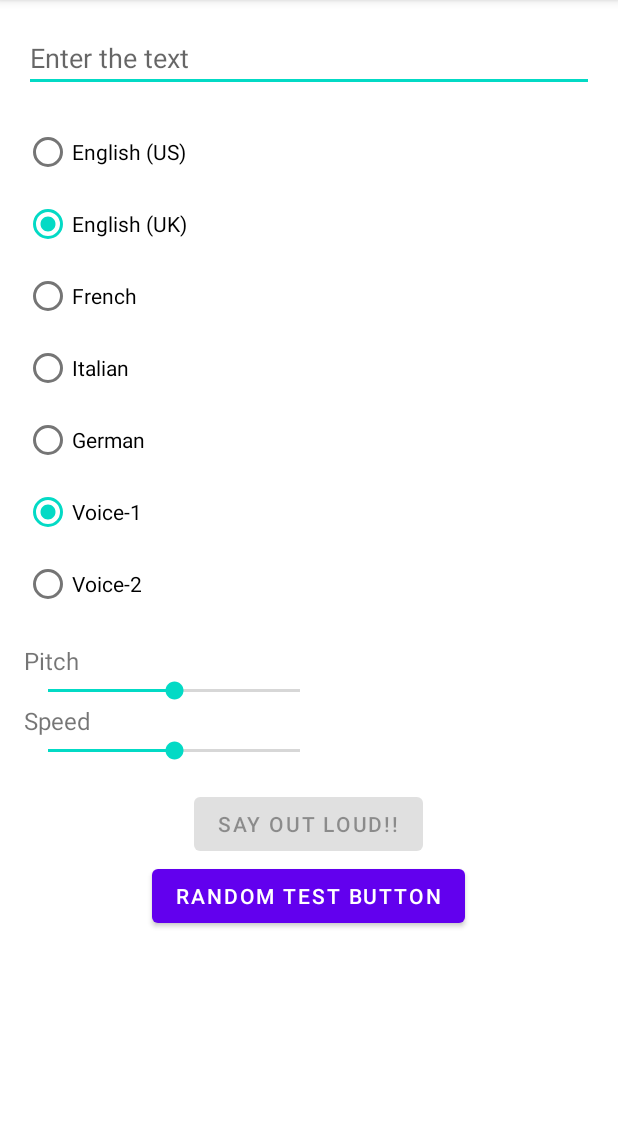
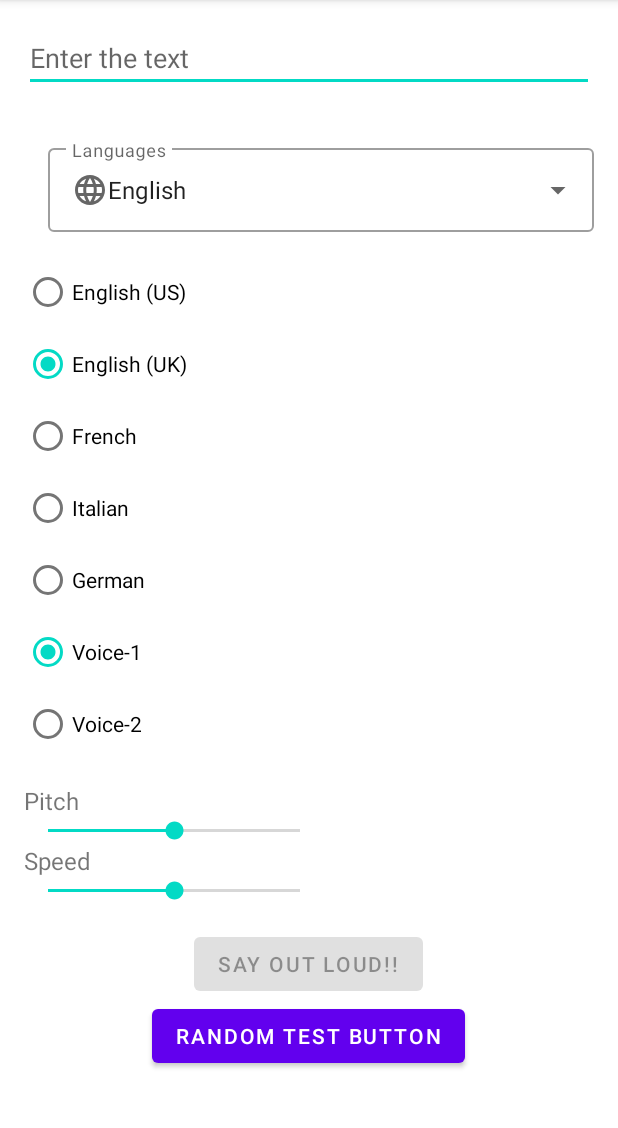
Before and after one commit to ilkayalbayrak/SPR_Project, an Android app: the screen it shows after launch (MainActivity), on a phone screen of 412 x 824 dp, the part 84-1212 px from its top. Run offline under Robolectric (Android 15) with nearby library versions, the phone set to English and light mode, and no system bars.

Commit message:
Added dropdown menu for languages

```diff
--- a/app/src/main/java/com/example/text2speechproject/MainActivity.java
+++ b/app/src/main/java/com/example/text2speechproject/MainActivity.java
@@ -1,11 +1,6 @@
 package com.example.text2speechproject;
 
-import android.annotation.TargetApi;
-import android.app.Activity;
-import android.content.Context;
 import android.content.Intent;
-import android.content.pm.PackageManager;
-import android.media.AudioAttributes;
 import android.media.AudioManager;
 import android.os.Build;
 import android.os.Bundle;
@@ -14,20 +9,24 @@ import android.speech.tts.UtteranceProgressListener;
 import android.speech.tts.Voice;
 import android.util.Log;
 import android.view.View;
+import android.widget.AdapterView;
+import android.widget.ArrayAdapter;
+import android.widget.AutoCompleteTextView;
 import android.widget.Button;
 import android.widget.EditText;
 import android.widget.RadioButton;
 import android.widget.RadioGroup;
 import android.widget.SeekBar;
+import android.widget.Spinner;
 import android.widget.Toast;
 
-import androidx.annotation.Nullable;
 import androidx.annotation.RequiresApi;
 import androidx.appcompat.app.AppCompatActivity;
 
 import java.util.ArrayList;
 import java.util.HashMap;
 import java.util.HashSet;
+import java.util.LinkedHashMap;
 import java.util.List;
 import java.util.Locale;
 import java.util.Objects;
@@ -43,8 +42,10 @@ public class MainActivity extends AppCompatActivity implements TextToSpeech.OnIn
     private SeekBar mSeekBarSpeed;
     private Button mButtonSpeak;
     private Button mButtonRandom;
-    private RadioGroup mRadioGroup_languages;
-    private RadioGroup mRadioGroup_voices;
+    private RadioGroup mRadioGroupLanguages;
+    private RadioGroup mRadioGroupVoices;
+    private Spinner mSpinnerLanguages, mSpinnerVoices;
+    private AutoCompleteTextView mAutoCompleteLanguages, mDropdownVoices;
     private RadioButton mRadio_fr;
     private RadioButton mRadio_en;
 
@@ -59,6 +60,9 @@ public class MainActivity extends AppCompatActivity implements TextToSpeech.OnIn
 
     private final int ttsInstalled = 0;
 
+    private String currentLanguage = "English-US";
+//    private String currentLanguage;
+
     @Override
     protected void onCreate(Bundle savedInstanceState) {
         super.onCreate(savedInstanceState);
@@ -69,16 +73,30 @@ public class MainActivity extends AppCompatActivity implements TextToSpeech.OnIn
         mEditText = findViewById(R.id.input_text);
         mSeekBarPitch = findViewById(R.id.seek_bar_pitch);
         mSeekBarSpeed = findViewById(R.id.seek_bar_speed);
-        mRadioGroup_languages = findViewById(R.id.radioGroup_languages);
-        mRadioGroup_voices = findViewById(R.id.radioGroup_voices);
+        mRadioGroupLanguages = findViewById(R.id.radioGroup_languages);
+        mRadioGroupVoices = findViewById(R.id.radioGroup_voices);
+//        mSpinnerLanguages = findViewById(R.id.spinner_languages);
+//        mSpinnerVoices = findViewById(R.id.spinner_voices);
+        mAutoCompleteLanguages = findViewById(R.id.autoComplete_languages);
         mRadio_fr = findViewById(R.id.radio_fr);
         mRadio_en = findViewById(R.id.radio_en_us);
+        mButtonRandom.setOnClickListener(v -> {
+            for (String info : returnMapForVoice(mTts.getVoice()).values()){
+                Log.e("VOICE_INFO", info);
+            }
 
+            String [] languageList = getResources().getStringArray(R.array.array_languages);
+            ArrayAdapter<CharSequence> adapterLanguage = ArrayAdapter.createFromResource(this,R.array.array_languages,R.layout.dropdown_item);
+//        ArrayAdapter<String> adapterLanguage = new ArrayAdapter<String>(this,R.layout.dropdown_item, languageList);
+            mAutoCompleteLanguages.setAdapter(adapterLanguage);
+            mAutoCompleteLanguages.setOnItemClickListener((parent, view, position, id) -> {
+                currentLanguage = parent.getItemAtPosition(position).toString();
+                Log.e("ITEM_SELECTION", "ITEM NAME: "+ currentLanguage);
+            });
+        });
+        mRadioGroupLanguages.setOnCheckedChangeListener((group, checkedId) -> setTTSLanguage());
+        mRadioGroupVoices.setOnCheckedChangeListener((group, checkedId) -> setTTSVoice(this.getUserSelectedLanguageV2(currentLanguage)));
         mButtonSpeak.setOnClickListener(v -> speak());
-        mRadioGroup_languages.setOnCheckedChangeListener((group, checkedId) -> setTTSLanguage());
-        mRadioGroup_voices.setOnCheckedChangeListener((group, checkedId) -> setTTSVoice(this.getUserSelectedLanguage()));
-        mButtonRandom.setOnClickListener(v -> printOutSupportedVoices());
-
 
 
 
@@ -180,6 +198,30 @@ public class MainActivity extends AppCompatActivity implements TextToSpeech.OnIn
     }
 
 
+//    private void addItemsToSpinnerLanguage(){
+//        List<String> languageList = new ArrayList<>();
+//        languageList.add("English-US");
+//        languageList.add("English-UK");
+//        languageList.add("Italian");
+//        languageList.add("German");
+//        languageList.add("French");
+//
+//        ArrayAdapter<String> dataAdapter = new ArrayAdapter<String>(this, R.layout.support_simple_spinner_dropdown_item);
+//    }
+
+    private LinkedHashMap<String,String> returnMapForVoice(Voice voice){
+        LinkedHashMap<String,String> voiceData = new LinkedHashMap<>();
+        voiceData.put("voiceName", voice.getName());
+        voiceData.put("languageName", voice.getLocale().getDisplayLanguage());
+        voiceData.put("languageCode", voice.getLocale().getISO3Language());
+        voiceData.put("languageString", voice.getLocale().toString());
+        voiceData.put("countryName", voice.getLocale().getDisplayCountry());
+        voiceData.put("countryCode", voice.getLocale().getISO3Country());
+
+        return voiceData;
+    }
+
+
     private void printOutSupportedLanguages(){
         // Supported languages
         Set<Locale> supportedLanguages = mTts.getAvailableLanguages();
@@ -211,25 +253,49 @@ public class MainActivity extends AppCompatActivity implements TextToSpeech.OnIn
     * Gets the locale selection from the radio buttons
     * then this selection is used for determining the synthesis language
     * */
-    private Locale getUserSelectedLanguage(){
-        int checkedRadioId = this.mRadioGroup_languages.getCheckedRadioButtonId();
-        if (checkedRadioId == R.id.radio_en_us){
+//    private Locale getUserSelectedLanguage(){
+//        int checkedRadioId = this.mRadioGroupLanguages.getCheckedRadioButtonId();
+//        if (checkedRadioId == R.id.radio_en_us){
+//            return Locale.US;
+//        }else if(checkedRadioId == R.id.radio_en_uk){
+//            return Locale.UK;
+//        }else if(checkedRadioId == R.id.radio_fr){
+//            return Locale.FRENCH;
+//        }else if(checkedRadioId == R.id.radio_it){
+//            return Locale.ITALIAN;
+//        }else if(checkedRadioId == R.id.radio_de) {
+//            return Locale.GERMAN;
+//        }
+//        return null;
+//    }
+
+    private Locale getUserSelectedLanguageV2(String language){
+        if (language != null){
+            switch (language) {
+                case "English-US":
                     return Locale.US;
-        }else if(checkedRadioId == R.id.radio_en_uk){
+                case "English-UK":
                     return Locale.UK;
-        }else if(checkedRadioId == R.id.radio_fr){
+                case "French":
                     return Locale.FRENCH;
-        }else if(checkedRadioId == R.id.radio_it){
+                case "Italian":
                     return Locale.ITALIAN;
-        }else if(checkedRadioId == R.id.radio_de) {
+                case "German":
                     return Locale.GERMAN;
+                default:
+                    Log.e("LANG_SELECTION", "Selected language do not match with any of the predefined languages: NULL");
+                    return null;
             }
+        }else {
             return null;
         }
 
+    }
+
+
     private String getSelectedVoiceName(){
-        Locale selectedLanguage = this.getUserSelectedLanguage();
-        int checkedRadioId = this.mRadioGroup_voices.getCheckedRadioButtonId();
+        Locale selectedLanguage = this.getUserSelectedLanguageV2(currentLanguage);
+        int checkedRadioId = this.mRadioGroupVoices.getCheckedRadioButtonId();
 
         if(checkedRadioId == R.id.radio_voice_1){
             return Objects.requireNonNull(voiceOptionsList.get(selectedLanguage)).get(0);
@@ -251,11 +317,11 @@ public class MainActivity extends AppCompatActivity implements TextToSpeech.OnIn
 
 
     private void setTTSLanguage(){
-        Locale selectedLanguage = this.getUserSelectedLanguage();
+        Locale selectedLanguage = this.getUserSelectedLanguageV2(currentLanguage);
         int isLanguageAvailable = mTts.isLanguageAvailable(selectedLanguage);
 
         // if the user did not selected any language, set the language and the voice to default
-        if(selectedLanguage == null || (isLanguageAvailable == TextToSpeech.LANG_MISSING_DATA && isLanguageAvailable == TextToSpeech.LANG_NOT_SUPPORTED)){
+        if(selectedLanguage == null){
             Toast.makeText(this, "Failed to set the main language for the TTS engine!"
                     + " Using default locale instead...", Toast.LENGTH_SHORT).show();
 
@@ -275,7 +341,6 @@ public class MainActivity extends AppCompatActivity implements TextToSpeech.OnIn
     }
 
 
-    private void selectFont(){}
 
     private void checkTTSEngine(){
         Intent checkTTSIntent = new Intent();
--- /dev/null
+++ b/app/src/main/res/drawable/ic_language.xml
@@ -0,0 +1,10 @@
+<vector xmlns:android="http://schemas.android.com/apk/res/android"
+    android:width="24dp"
+    android:height="24dp"
+    android:viewportWidth="24"
+    android:viewportHeight="24"
+    android:tint="?attr/colorControlNormal">
+  <path
+      android:fillColor="@android:color/white"
+      android:pathData="M11.99,2C6.47,2 2,6.48 2,12s4.47,10 9.99,10C17.52,22 22,17.52 22,12S17.52,2 11.99,2zM18.92,8h-2.95c-0.32,-1.25 -0.78,-2.45 -1.38,-3.56 1.84,0.63 3.37,1.91 4.33,3.56zM12,4.04c0.83,1.2 1.48,2.53 1.91,3.96h-3.82c0.43,-1.43 1.08,-2.76 1.91,-3.96zM4.26,14C4.1,13.36 4,12.69 4,12s0.1,-1.36 0.26,-2h3.38c-0.08,0.66 -0.14,1.32 -0.14,2 0,0.68 0.06,1.34 0.14,2L4.26,14zM5.08,16h2.95c0.32,1.25 0.78,2.45 1.38,3.56 -1.84,-0.63 -3.37,-1.9 -4.33,-3.56zM8.03,8L5.08,8c0.96,-1.66 2.49,-2.93 4.33,-3.56C8.81,5.55 8.35,6.75 8.03,8zM12,19.96c-0.83,-1.2 -1.48,-2.53 -1.91,-3.96h3.82c-0.43,1.43 -1.08,2.76 -1.91,3.96zM14.34,14L9.66,14c-0.09,-0.66 -0.16,-1.32 -0.16,-2 0,-0.68 0.07,-1.35 0.16,-2h4.68c0.09,0.65 0.16,1.32 0.16,2 0,0.68 -0.07,1.34 -0.16,2zM14.59,19.56c0.6,-1.11 1.06,-2.31 1.38,-3.56h2.95c-0.96,1.65 -2.49,2.93 -4.33,3.56zM16.36,14c0.08,-0.66 0.14,-1.32 0.14,-2 0,-0.68 -0.06,-1.34 -0.14,-2h3.38c0.16,0.64 0.26,1.31 0.26,2s-0.1,1.36 -0.26,2h-3.38z"/>
+</vector>
--- a/app/src/main/res/layout/activity_main.xml
+++ b/app/src/main/res/layout/activity_main.xml
@@ -23,6 +23,34 @@
             android:inputType="textMultiLine"
             />
 
+        <com.google.android.material.textfield.TextInputLayout
+            android:id="@+id/dropdown_menu"
+            android:hint="Languages"
+            style="@style/Widget.MaterialComponents.TextInputLayout.OutlinedBox.ExposedDropdownMenu"
+            android:layout_width="match_parent"
+            android:layout_height="wrap_content"
+            android:layout_marginStart="16dp"
+            android:layout_marginTop="16dp"
+            android:layout_marginBottom="16dp"
+            app:layout_constraintBottom_toBottomOf="parent"
+            app:layout_constraintEnd_toEndOf="parent"
+            app:layout_constraintHorizontal_bias="0.5"
+            app:layout_constraintStart_toEndOf="@+id/label_coin"
+            app:layout_constraintTop_toTopOf="parent">
+
+            <com.google.android.material.textfield.MaterialAutoCompleteTextView
+                android:id="@+id/autoComplete_languages"
+                android:editable="false"
+                android:layout_width="match_parent"
+                android:layout_height="wrap_content"
+                android:paddingTop="16dp"
+                android:paddingBottom="16dp"
+                android:inputType="none"
+                android:text="English"
+                android:drawableStart="@drawable/ic_language"
+                tools:ignore="Deprecated" />
+
+        </com.google.android.material.textfield.TextInputLayout>
         <RadioGroup
             android:id="@+id/radioGroup_languages"
             android:layout_width="match_parent"
--- /dev/null
+++ b/app/src/main/res/menu/language_menu.xml
@@ -0,0 +1,4 @@
+<?xml version="1.0" encoding="utf-8"?>
+<menu xmlns:android="http://schemas.android.com/apk/res/android">
+
+</menu>
--- a/app/src/main/res/values/strings.xml
+++ b/app/src/main/res/values/strings.xml
@@ -11,4 +11,12 @@
     <string name="radio_de">German</string>
     <string name="radio_voice_1">Voice-1</string>
     <string name="radio_voice_2">Voice-2</string>
+
+    <string-array name="array_languages">
+        <item>English-US</item>
+        <item>English-UK</item>
+        <item>Italian</item>
+        <item>German</item>
+        <item>French</item>
+    </string-array>
 </resources>
```
Also changed, not shown: app/src/main/res/layout/dropdown_item.xml (added, +9 -0 lines). Lines whose indentation alone changed are shown as unchanged.
